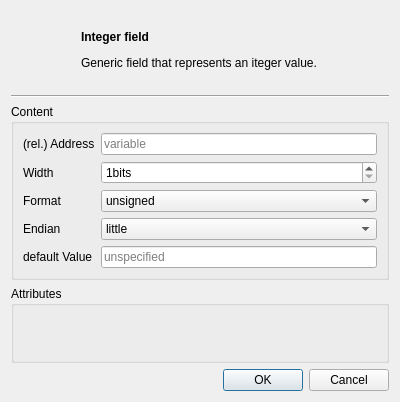
This is src/integerfielddialog.ui in dmr-tools/anytone-emu as Qt 5 draws it before an edit. The edited form follows.
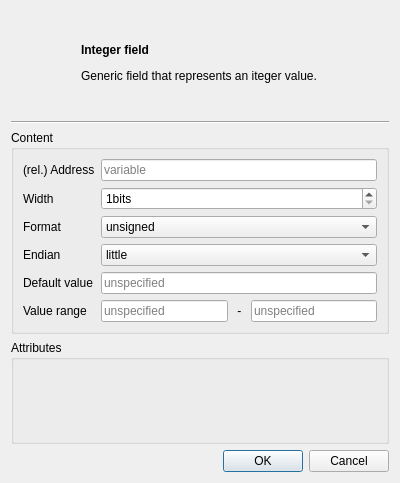
This is the edited form. Custom widgets are drawn as their Qt base class.

Diff of the .ui file:
```diff
--- a/src/integerfielddialog.ui
+++ b/src/integerfielddialog.ui
@@ -7,7 +7,7 @@
     <x>0</x>
     <y>0</y>
     <width>400</width>
-    <height>402</height>
+    <height>483</height>
    </rect>
   </property>
   <property name="windowTitle">
@@ -82,6 +82,19 @@
         </property>
        </widget>
       </item>
+      <item row="1" column="1">
+       <widget class="QSpinBox" name="width">
+        <property name="suffix">
+         <string>bits</string>
+        </property>
+        <property name="minimum">
+         <number>1</number>
+        </property>
+        <property name="maximum">
+         <number>128</number>
+        </property>
+       </widget>
+      </item>
       <item row="2" column="0">
        <widget class="QLabel" name="label_5">
         <property name="text">
@@ -132,20 +145,7 @@
       <item row="4" column="0">
        <widget class="QLabel" name="label_7">
         <property name="text">
-         <string>default Value</string>
-        </property>
-       </widget>
-      </item>
-      <item row="1" column="1">
-       <widget class="QSpinBox" name="width">
-        <property name="suffix">
-         <string>bits</string>
-        </property>
-        <property name="minimum">
-         <number>1</number>
-        </property>
-        <property name="maximum">
-         <number>128</number>
+         <string>Default value</string>
         </property>
        </widget>
       </item>
@@ -156,6 +156,44 @@
         </property>
        </widget>
       </item>
+      <item row="5" column="0">
+       <widget class="QLabel" name="label">
+        <property name="text">
+         <string>Value range</string>
+        </property>
+       </widget>
+      </item>
+      <item row="5" column="1">
+       <layout class="QHBoxLayout" name="horizontalLayout_2">
+        <item>
+         <widget class="QLineEdit" name="minValue">
+          <property name="toolTip">
+           <string>Specifies the minimum value of the integer field. Format is hexadecimal.</string>
+          </property>
+          <property name="placeholderText">
+           <string>unspecified</string>
+          </property>
+         </widget>
+        </item>
+        <item>
+         <widget class="QLabel" name="label_8">
+          <property name="text">
+           <string notr="true"> - </string>
+          </property>
+         </widget>
+        </item>
+        <item>
+         <widget class="QLineEdit" name="maxValue">
+          <property name="toolTip">
+           <string>Maximum value of the integer field. Format is hexadecimal.</string>
+          </property>
+          <property name="placeholderText">
+           <string>unspecified</string>
+          </property>
+         </widget>
+        </item>
+       </layout>
+      </item>
      </layout>
     </widget>
    </item>
```
